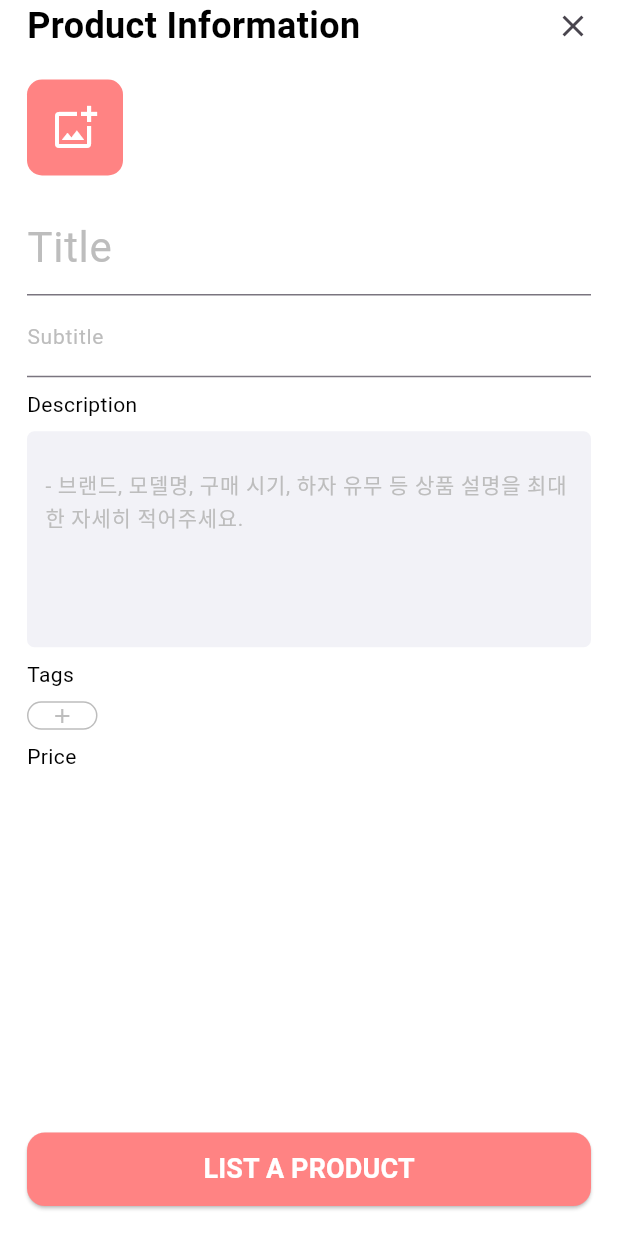
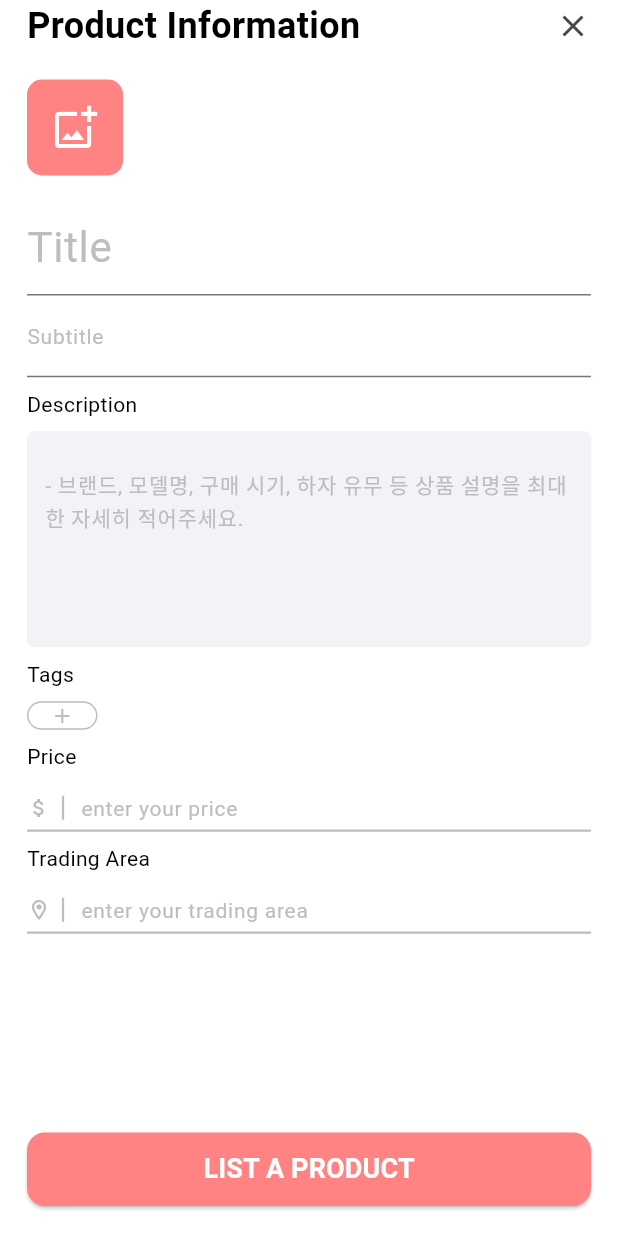
Before and after one commit to banana-madcamp/banana, a Flutter app: the MainProductAddView widget shown alone on an empty page, opened directly, on a phone screen of 412 x 824 dp. Run offline on Flutter 3.47's test engine with Material 3 defaults, Android fonts, the phone set to English and light mode, and no system bars; our stand-ins replace firebase_core, get, logger, permission_handler, skeletonizer; missing offline and left inert: photo_gallery; accounts and stored records are empty; Roboto replaces fonts that are missing (Rubik); statements that could not run were skipped.

Commit message:
ui; product information

```diff
--- a/lib/main/views/main_product_add_view.dart
+++ b/lib/main/views/main_product_add_view.dart
@@ -6,8 +6,145 @@ import 'package:flutter/cupertino.dart';
 import 'package:flutter/material.dart';
 import 'package:get/get.dart';
 
-class MainProductAddView extends StatelessWidget {
+class MainProductAddView extends StatefulWidget {
   const MainProductAddView({super.key});
+
+  @override
+  State<MainProductAddView> createState() => _MainProductAddViewState();
+}
+
+class _MainProductAddViewState extends State<MainProductAddView> {
+  final titleController = TextEditingController();
+  final subTitleController = TextEditingController();
+  final descriptionController = TextEditingController();
+  final priceController = TextEditingController();
+  final tradingAreaController = TextEditingController();
+
+  Widget titleTextField() {
+    return TextFormField(
+      controller: titleController,
+      decoration: InputDecoration(
+        labelStyle: TextStyle(
+          fontSize: 28,
+          color: AppColors.gray,
+          fontFamily: 'Rubik',
+          fontWeight: FontWeight.normal,
+        ),
+        labelText: 'Title',
+      ),
+    );
+  }
+
+  Widget subTitleTextField() {
+    return TextFormField(
+      decoration: InputDecoration(
+        labelStyle: TextStyle(
+          fontSize: 14,
+          color: AppColors.gray,
+          fontFamily: 'Rubik',
+          fontWeight: FontWeight.normal,
+        ),
+        labelText: 'Subtitle',
+      ),
+    );
+  }
+
+  Widget descriptionTextField() {
+    return Container(
+      decoration: BoxDecoration(
+        color: AppColors.lightGray,
+        borderRadius: BorderRadius.circular(5),
+      ),
+      child: TextFormField(
+        controller: descriptionController,
+        maxLines: 5,
+        decoration: InputDecoration(
+          contentPadding: const EdgeInsets.only(left: 12, right: 12, top: 24),
+          border: InputBorder.none,
+          hintText: '- 브랜드, 모델명, 구매 시기, 하자 유무 등 상품 설명을 최대한 자세히 적어주세요.',
+          hintStyle: TextStyle(
+            wordSpacing: -0.02,
+            fontSize: 14,
+            color: AppColors.gray,
+            fontFamily: 'Rubik',
+            fontWeight: FontWeight.normal,
+          ),
+        ),
+      ),
+    );
+  }
+
+  Widget priceTextField() {
+    return TextFormField(
+      controller: priceController,
+      decoration: InputDecoration(
+        isDense: true,
+        hintText: "enter your price",
+        hintStyle: TextStyle(
+          color: AppColors.gray,
+          fontSize: 14,
+          fontFamily: 'Rubik',
+          fontWeight: FontWeight.normal,
+        ),
+        prefixIconConstraints: BoxConstraints(minWidth: 16, maxHeight: 16),
+        prefixIcon: Row(
+          mainAxisSize: MainAxisSize.min,
+          children: [
+            Icon(AppIcons.price, color: AppColors.gray, size: 16),
+            VerticalDivider(color: AppColors.gray, thickness: 1.5),
+          ],
+        ),
+        enabledBorder: UnderlineInputBorder(
+          borderSide: BorderSide(color: AppColors.gray, width: 1.5),
+        ),
+        focusedBorder: UnderlineInputBorder(
+          borderSide: BorderSide(color: AppColors.primary, width: 2),
+        ),
+      ),
+      validator: (value) {
+        if (value == null || value.isEmpty) return 'please enter your price';
+        if ((!value.isNum) || ((int.tryParse(value) ?? -1) < 0))
+          return 'it is not a valid number';
+        return null;
+      },
+    );
+  }
+
+  Widget tradingAreaTextField() {
+    return TextFormField(
+      controller: tradingAreaController,
+      decoration: InputDecoration(
+        isDense: true,
+        hintText: "enter your trading area",
+        hintStyle: TextStyle(
+          color: AppColors.gray,
+          fontSize: 14,
+          fontFamily: 'Rubik',
+          fontWeight: FontWeight.normal,
+        ),
+        prefixIconConstraints: BoxConstraints(minWidth: 16, maxHeight: 16),
+        prefixIcon: Row(
+          mainAxisSize: MainAxisSize.min,
+          children: [
+            Icon(AppIcons.location, color: AppColors.gray, size: 16),
+            VerticalDivider(color: AppColors.gray, thickness: 1.5),
+          ],
+        ),
+        enabledBorder: UnderlineInputBorder(
+          borderSide: BorderSide(color: AppColors.gray, width: 1.5),
+        ),
+        focusedBorder: UnderlineInputBorder(
+          borderSide: BorderSide(color: AppColors.primary, width: 2),
+        ),
+      ),
+      validator: (value) {
+        if (value == null || value.isEmpty) return 'please enter your price';
+        if ((!value.isNum) || ((int.tryParse(value) ?? -1) < 0))
+          return 'it is not a valid number';
+        return null;
+      },
+    );
+  }
 
   @override
   Widget build(BuildContext context) {
@@ -61,28 +198,8 @@ class MainProductAddView extends StatelessWidget {
               ),
             ),
             SizedBox(height: 15),
-            TextFormField(
-              decoration: InputDecoration(
-                labelStyle: TextStyle(
-                  fontSize: 28,
-                  color: AppColors.gray,
-                  fontFamily: 'Rubik',
-                  fontWeight: FontWeight.normal,
-                ),
-                labelText: 'Title',
-              ),
-            ),
-            TextFormField(
-              decoration: InputDecoration(
-                labelStyle: TextStyle(
-                  fontSize: 14,
-                  color: AppColors.gray,
-                  fontFamily: 'Rubik',
-                  fontWeight: FontWeight.normal,
-                ),
-                labelText: 'Subtitle',
-              ),
-            ),
+            titleTextField(),
+            subTitleTextField(),
             SizedBox(
               height: 36,
               child: Row(
@@ -100,31 +217,7 @@ class MainProductAddView extends StatelessWidget {
                 ],
               ),
             ),
-            Container(
-              decoration: BoxDecoration(
-                color: AppColors.lightGray,
-                borderRadius: BorderRadius.circular(5),
-              ),
-              child: TextFormField(
-                maxLines: 5,
-                decoration: InputDecoration(
-                  contentPadding: const EdgeInsets.only(
-                    left: 12,
-                    right: 12,
-                    top: 24,
-                  ),
-                  border: InputBorder.none,
-                  hintText: '- 브랜드, 모델명, 구매 시기, 하자 유무 등 상품 설명을 최대한 자세히 적어주세요.',
-                  hintStyle: TextStyle(
-                    wordSpacing: -0.02,
-                    fontSize: 14,
-                    color: AppColors.gray,
-                    fontFamily: 'Rubik',
-                    fontWeight: FontWeight.normal,
-                  ),
-                ),
-              ),
-            ),
+            descriptionTextField(),
             SizedBox(
               height: 36,
               child: Row(
@@ -160,6 +253,25 @@ class MainProductAddView extends StatelessWidget {
                 ],
               ),
             ),
+            priceTextField(),
+            SizedBox(
+              height: 36,
+              child: Row(
+                mainAxisSize: MainAxisSize.min,
+                children: [
+                  Text(
+                    'Trading Area',
+                    style: TextStyle(
+                      fontSize: 14,
+                      color: AppColors.black,
+                      fontFamily: 'Rubik',
+                      fontWeight: FontWeight.normal,
+                    ),
+                  ),
+                ],
+              ),
+            ),
+            tradingAreaTextField(),
             Expanded(child: Container()),
             MainBottomButton(onPressed: () {}, text: "LIST A PRODUCT"),
             SizedBox(height: 20),
--- a/lib/utils/values/app_icons.dart
+++ b/lib/utils/values/app_icons.dart
@@ -24,4 +24,5 @@ class AppIcons{
   static const IconData visible = Icons.visibility_outlined;
   static const IconData invisible = Icons.visibility_off_outlined;
   static const IconData close = Icons.close;
+  static const IconData price = Icons.attach_money;
 }
```
Also changed, not shown: 2 other files.
